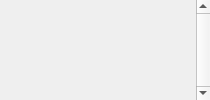
The window that src/gui/Application/DataWidgets/DataManagerWidget.ui (SCIInstitute/Cleaver) describes before a commit, drawn with Qt 5.
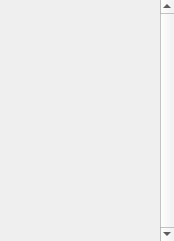
The same window after the commit.

```diff
--- a/src/gui/Application/DataWidgets/DataManagerWidget.ui
+++ b/src/gui/Application/DataWidgets/DataManagerWidget.ui
@@ -6,26 +6,26 @@
    <rect>
     <x>0</x>
     <y>0</y>
-    <width>210</width>
-    <height>100</height>
+    <width>174</width>
+    <height>241</height>
    </rect>
   </property>
   <property name="sizePolicy">
-   <sizepolicy hsizetype="Ignored" vsizetype="Ignored">
+   <sizepolicy hsizetype="Expanding" vsizetype="Expanding">
     <horstretch>0</horstretch>
     <verstretch>0</verstretch>
    </sizepolicy>
   </property>
   <property name="minimumSize">
    <size>
-    <width>210</width>
-    <height>100</height>
+    <width>0</width>
+    <height>0</height>
    </size>
   </property>
   <property name="maximumSize">
    <size>
-    <width>16777215</width>
-    <height>16777215</height>
+    <width>524287</width>
+    <height>524287</height>
    </size>
   </property>
   <property name="windowTitle">
@@ -76,8 +76,8 @@
         <rect>
          <x>0</x>
          <y>0</y>
-         <width>187</width>
-         <height>75</height>
+         <width>151</width>
+         <height>216</height>
         </rect>
        </property>
        <property name="sizePolicy">
```
